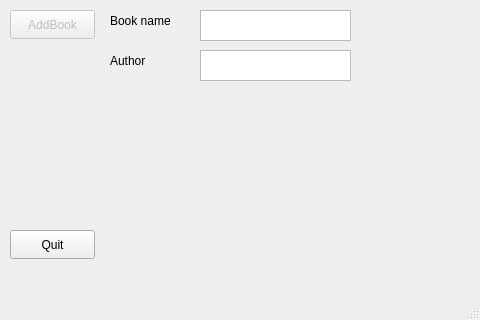
This is libraryui.ui in zhuyc110/QtLibrary as Qt 5 draws it before an edit. The edited form follows.
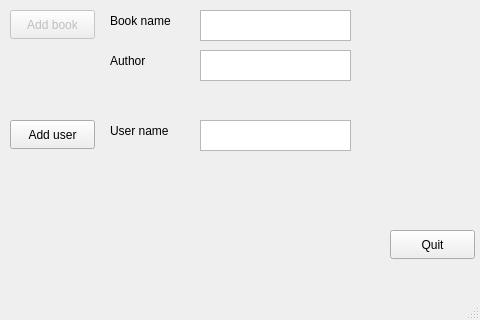
This is the edited form.

Diff of the .ui file:
```diff
--- a/libraryui.ui
+++ b/libraryui.ui
@@ -17,7 +17,7 @@
    <widget class="QPushButton" name="exitButton">
     <property name="geometry">
      <rect>
-      <x>10</x>
+      <x>390</x>
       <y>230</y>
       <width>85</width>
       <height>29</height>
@@ -40,7 +40,7 @@
      </rect>
     </property>
     <property name="text">
-     <string>AddBook</string>
+     <string>Add book</string>
     </property>
    </widget>
    <widget class="QPlainTextEdit" name="plainTextEditBookName">
@@ -98,6 +98,45 @@
      <string>Author</string>
     </property>
    </widget>
+   <widget class="QPushButton" name="addUserButton">
+    <property name="geometry">
+     <rect>
+      <x>10</x>
+      <y>120</y>
+      <width>85</width>
+      <height>29</height>
+     </rect>
+    </property>
+    <property name="text">
+     <string>Add user</string>
+    </property>
+   </widget>
+   <widget class="QLabel" name="label">
+    <property name="geometry">
+     <rect>
+      <x>110</x>
+      <y>120</y>
+      <width>81</width>
+      <height>21</height>
+     </rect>
+    </property>
+    <property name="text">
+     <string>User name</string>
+    </property>
+   </widget>
+   <widget class="QPlainTextEdit" name="plainTextEditUserName">
+    <property name="geometry">
+     <rect>
+      <x>200</x>
+      <y>120</y>
+      <width>151</width>
+      <height>31</height>
+     </rect>
+    </property>
+    <property name="verticalScrollBarPolicy">
+     <enum>Qt::ScrollBarAlwaysOff</enum>
+    </property>
+   </widget>
   </widget>
   <widget class="QMenuBar" name="menubar">
    <property name="geometry">
```
